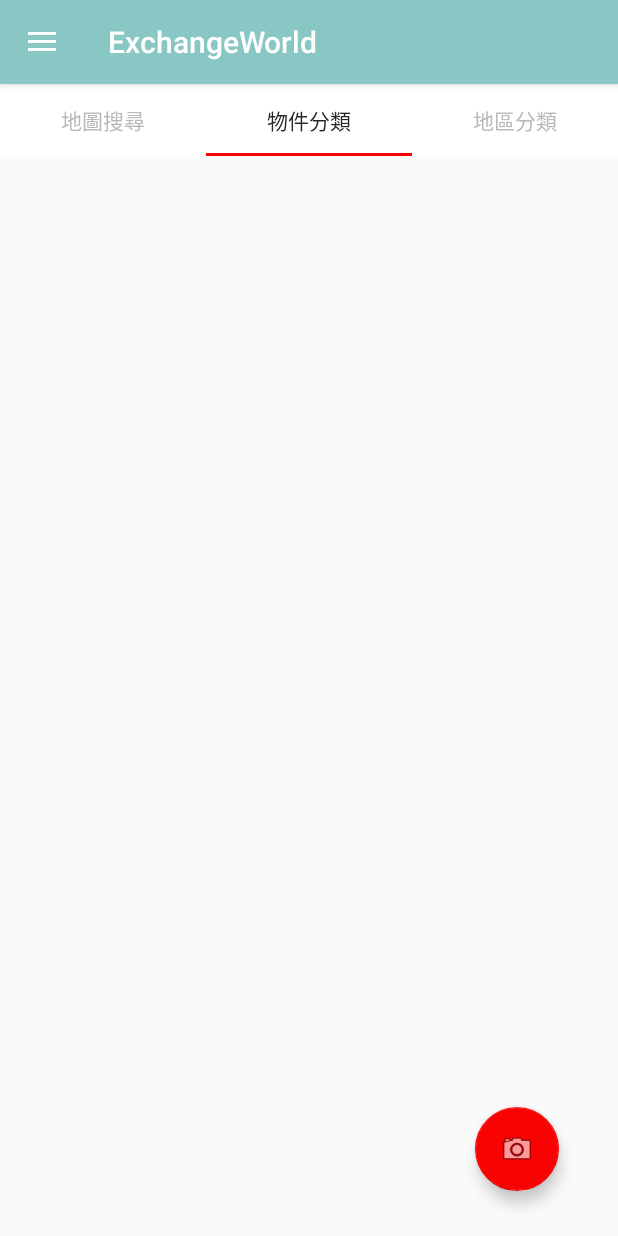
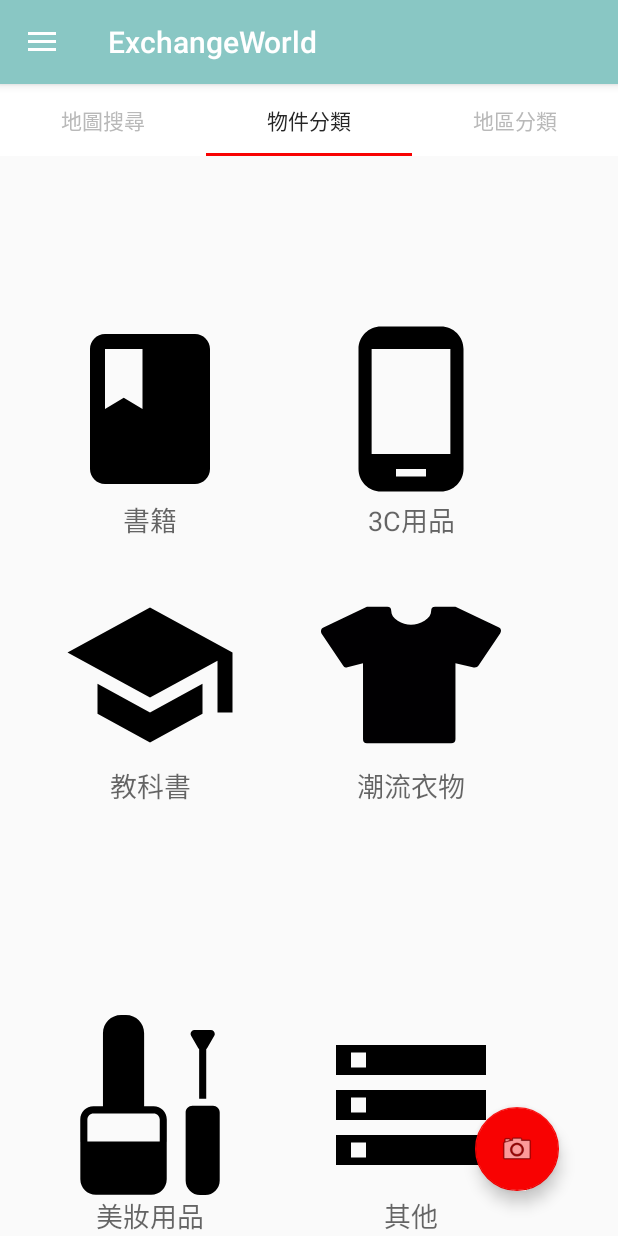
Before and after one commit to ExchangeWorld/ExchangeWorld-android, an Android app: the screen it shows after launch (MainActivity), tab 2 chosen, on a phone screen of 412 x 824 dp. Run offline under Robolectric (Android 15) with nearby library versions, the phone set to English and light mode, and no system bars.

Commit message:
C C add category()

```diff
--- /dev/null
+++ b/ExchangeWorld/app/src/main/java/com/example/arthome/newexchangeworld/ItemPage/ItemCategory.java
@@ -0,0 +1,26 @@
+package com.example.arthome.newexchangeworld.ItemPage;
+
+import android.os.Bundle;
+import android.support.annotation.Nullable;
+import android.support.v4.app.Fragment;
+import android.view.LayoutInflater;
+import android.view.View;
+import android.view.ViewGroup;
+
+import com.example.arthome.newexchangeworld.R;
+
+/**
+ * Created by arthome on 2016/5/31.
+ */
+public class ItemCategory extends Fragment {
+
+    @Override
+    public View onCreateView(LayoutInflater inflater, ViewGroup container, Bundle savedInstanceState) {
+        return inflater.inflate(R.layout.item_category, container, false);
+    }
+
+    public static ItemCategory newInstance() {
+        ItemCategory fragment = new ItemCategory();
+        return fragment;
+    }
+}
--- a/ExchangeWorld/app/src/main/java/com/example/arthome/newexchangeworld/tabFragment.java
+++ b/ExchangeWorld/app/src/main/java/com/example/arthome/newexchangeworld/tabFragment.java
@@ -12,6 +12,7 @@ import android.view.ViewGroup;
 import android.support.v4.app.FragmentManager;
 import android.widget.Toast;
 
+import com.example.arthome.newexchangeworld.ItemPage.ItemCategory;
 import com.example.arthome.newexchangeworld.ItemPage.ItemFragment;
 import com.example.arthome.newexchangeworld.SearchTab.AreaFragment;
 import com.google.android.gms.maps.*;
@@ -90,7 +91,7 @@ public class tabFragment extends Fragment implements AreaFragment.AreaSelectedLi
                     return MapFragment.newInstance();
                 //oneFragment.newInstance("1","2")
                 case 1:
-                    return ItemFragment.newInstance();
+                    return ItemCategory.newInstance();
                 case 2:
                     return AreaFragment.newInstance();
                 default:
--- /dev/null
+++ b/ExchangeWorld/app/src/main/res/drawable/category_3c.xml
@@ -0,0 +1,4 @@
+<vector android:height="120dp" android:viewportHeight="24.0"
+    android:viewportWidth="24.0" android:width="120dp" xmlns:android="http://schemas.android.com/apk/res/android">
+    <path android:fillColor="#000000" android:pathData="M16,1L8,1C6.34,1 5,2.34 5,4v16c0,1.66 1.34,3 3,3h8c1.66,0 3,-1.34 3,-3L19,4c0,-1.66 -1.34,-3 -3,-3zM14,21h-4v-1h4v1zM17.25,18L6.75,18L6.75,4h10.5v14z"/>
+</vector>
--- /dev/null
+++ b/ExchangeWorld/app/src/main/res/drawable/category_books.xml
@@ -0,0 +1,4 @@
+<vector android:height="120dp" android:viewportHeight="24.0"
+    android:viewportWidth="24.0" android:width="120dp" xmlns:android="http://schemas.android.com/apk/res/android">
+    <path android:fillColor="#000000" android:pathData="M18,2H6c-1.1,0 -2,0.9 -2,2v16c0,1.1 0.9,2 2,2h12c1.1,0 2,-0.9 2,-2V4c0,-1.1 -0.9,-2 -2,-2zM6,4h5v8l-2.5,-1.5L6,12V4z"/>
+</vector>
--- /dev/null
+++ b/ExchangeWorld/app/src/main/res/drawable/category_clothes.xml
@@ -0,0 +1,4 @@
+<vector android:height="120dp" android:viewportHeight="459.584"
+    android:viewportWidth="459.584" android:width="120dp" xmlns:android="http://schemas.android.com/apk/res/android">
+    <path android:fillColor="#010002" android:pathData="M459.3,114.8c0.7,2.7 0,5.7 -2,9l-55,82c-2,3.3 -5.3,5 -10,5c-2,0 -3.7,-0.3 -5,-1l-44,-10v194c0,6.7 -3.7,10 -11,10h-215c-6.7,0 -10,-3.3 -10,-10v-194l-40,10c-4.7,2 -8.3,0.7 -11,-4l-55,-82c-1.3,-2.7 -1.7,-5.3 -1,-8c0.7,-3.3 2.7,-5.7 6,-7l111,-53h52c6.7,0 10,3.3 10,10c0,10 5.5,18.5 16.5,25.5s22.3,10.5 34,10.5s23.2,-3.5 34.5,-10.5s17,-15.5 17,-25.5c0,-6.7 3.3,-10 10,-10h52l110,52C456.7,109.1 458.7,111.5 459.3,114.8z"/>
+</vector>
--- /dev/null
+++ b/ExchangeWorld/app/src/main/res/drawable/category_cosmetic.xml
@@ -0,0 +1,4 @@
+<vector android:height="120dp" android:viewportHeight="203.339"
+    android:viewportWidth="203.339" android:width="120dp" xmlns:android="http://schemas.android.com/apk/res/android">
+    <path android:fillColor="#FF000000" android:pathData="M105.75,103.18h-2.74h-7.98V20.5c0,-11.32 -9.18,-20.5 -20.5,-20.5h-5.5c-11.32,0 -20.5,9.18 -20.5,20.5v82.68h-7.98h-2.74c-8.22,0 -14.91,6.69 -14.91,14.91v24.68c0,0.37 0.03,0.73 0.08,1.08v41.77c0,9.68 7.88,17.56 17.56,17.56h62.46c9.69,0 17.56,-7.88 17.56,-17.56v-41.77c0.05,-0.36 0.08,-0.72 0.08,-1.08v-24.68C120.66,109.87 113.97,103.18 105.75,103.18zM112.66,142.76c0,0.11 -0.09,0.21 -0.2,0.21h-81.34c-0.11,0 -0.2,-0.09 -0.2,-0.21v-24.68c0,-3.81 3.1,-6.91 6.91,-6.91h67.94c3.81,0 6.91,3.1 6.91,6.91V142.76zM148.12,23.52c-1.7,-2.94 0.42,-6.61 3.82,-6.61h18.5c3.39,0 5.51,3.67 3.82,6.61l-7.79,13.49c-0.35,0.61 -0.79,1.12 -1.28,1.54v56.09h-8V38.55c-0.49,-0.43 -0.93,-0.94 -1.28,-1.54L148.12,23.52zM180.43,110.25v76.59c0,9.1 -7.4,16.5 -16.5,16.5h-5.5c-9.1,0 -16.5,-7.4 -16.5,-16.5v-76.59c0,-4.19 3.41,-7.6 7.6,-7.6h23.29C177.02,102.64 180.43,106.05 180.43,110.25z"/>
+</vector>
--- /dev/null
+++ b/ExchangeWorld/app/src/main/res/drawable/category_others.xml
@@ -0,0 +1,4 @@
+<vector android:height="120dp" android:viewportHeight="24.0"
+    android:viewportWidth="24.0" android:width="120dp" xmlns:android="http://schemas.android.com/apk/res/android">
+    <path android:fillColor="#000000" android:pathData="M2,20h20v-4L2,16v4zM4,17h2v2L4,19v-2zM2,4v4h20L22,4L2,4zM6,7L4,7L4,5h2v2zM2,14h20v-4L2,10v4zM4,11h2v2L4,13v-2z"/>
+</vector>
--- /dev/null
+++ b/ExchangeWorld/app/src/main/res/drawable/category_textbooks.xml
@@ -0,0 +1,4 @@
+<vector android:height="120dp" android:viewportHeight="24.0"
+    android:viewportWidth="24.0" android:width="120dp" xmlns:android="http://schemas.android.com/apk/res/android">
+    <path android:fillColor="#000000" android:pathData="M5,13.18v4L12,21l7,-3.82v-4L12,17l-7,-3.82zM12,3L1,9l11,6 9,-4.91V17h2V9L12,3z"/>
+</vector>
--- /dev/null
+++ b/ExchangeWorld/app/src/main/res/layout/item_category.xml
@@ -0,0 +1,81 @@
+<?xml version="1.0" encoding="utf-8"?>
+<RelativeLayout xmlns:android="http://schemas.android.com/apk/res/android"
+    android:layout_width="match_parent"
+    android:layout_height="match_parent">
+
+    <TextView
+        android:layout_width="wrap_content"
+        android:layout_height="wrap_content"
+        android:textAppearance="?android:attr/textAppearanceMedium"
+        android:text="書籍"
+        android:id="@+id/category_books"
+        android:layout_alignParentLeft="true"
+        android:layout_alignParentStart="true"
+        android:layout_marginLeft="40dp"
+        android:layout_above="@+id/category_textbooks"
+        android:layout_marginBottom="30dp"
+        android:drawableTop="@drawable/category_books"
+        android:gravity="center"/>
+
+    <TextView
+        android:gravity="center"
+        android:layout_width="wrap_content"
+        android:layout_height="wrap_content"
+        android:textAppearance="?android:attr/textAppearanceMedium"
+        android:text="3C用品"
+        android:id="@+id/category_3c"
+        android:layout_marginLeft="54dp"
+        android:drawableTop="@drawable/category_3c"
+        android:layout_alignTop="@+id/category_books"
+        android:layout_toRightOf="@+id/category_books"
+        android:layout_toEndOf="@+id/category_books"
+        android:layout_marginStart="54dp" />
+
+    <TextView
+        android:gravity="center"
+        android:layout_width="wrap_content"
+        android:layout_height="wrap_content"
+        android:textAppearance="?android:attr/textAppearanceMedium"
+        android:text="教科書"
+        android:id="@+id/category_textbooks"
+        android:drawableTop="@drawable/category_textbooks"
+        android:layout_centerVertical="true"
+        android:layout_alignLeft="@+id/category_books"
+        android:layout_alignStart="@+id/category_books" />
+
+    <TextView
+        android:gravity="center"
+        android:layout_width="wrap_content"
+        android:layout_height="wrap_content"
+        android:textAppearance="?android:attr/textAppearanceMedium"
+        android:text="潮流衣物"
+        android:id="@+id/category_clothes"
+        android:drawableTop="@drawable/category_clothes"
+        android:layout_centerVertical="true"
+        android:layout_alignLeft="@+id/category_3c"
+        android:layout_alignStart="@+id/category_3c" />
+
+    <TextView
+        android:gravity="center"
+        android:layout_width="wrap_content"
+        android:layout_height="wrap_content"
+        android:textAppearance="?android:attr/textAppearanceMedium"
+        android:text="美妝用品"
+        android:id="@+id/category_cosmetic"
+        android:drawableTop="@drawable/category_cosmetic"
+        android:layout_alignParentBottom="true"
+        android:layout_alignLeft="@+id/category_textbooks"
+        android:layout_alignStart="@+id/category_textbooks" />
+
+    <TextView
+        android:gravity="center"
+        android:layout_width="wrap_content"
+        android:layout_height="wrap_content"
+        android:textAppearance="?android:attr/textAppearanceMedium"
+        android:text="其他"
+        android:id="@+id/category_others"
+        android:drawableTop="@drawable/category_others"
+        android:layout_alignTop="@+id/category_cosmetic"
+        android:layout_alignLeft="@+id/category_clothes"
+        android:layout_alignStart="@+id/category_clothes" />
+</RelativeLayout>
```
